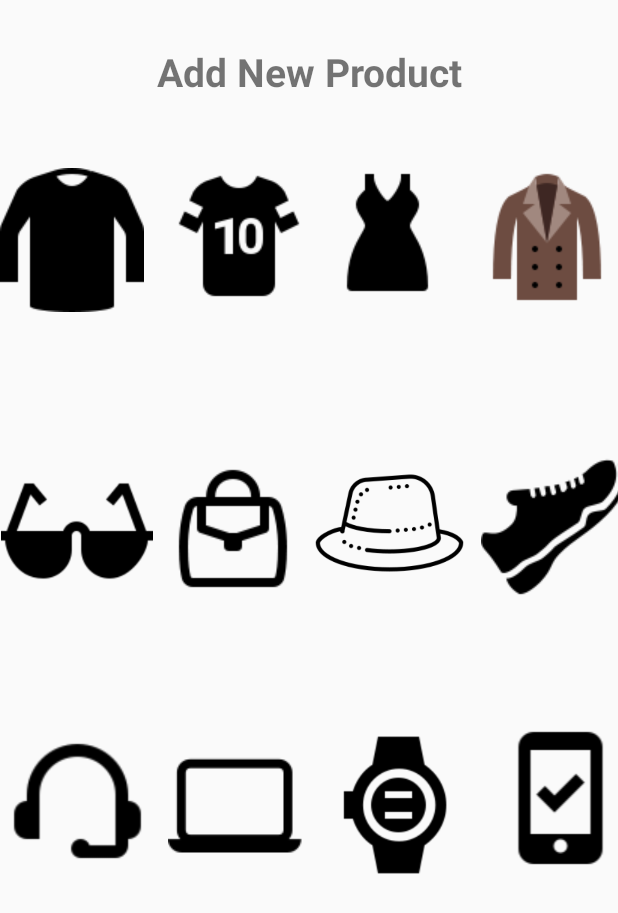
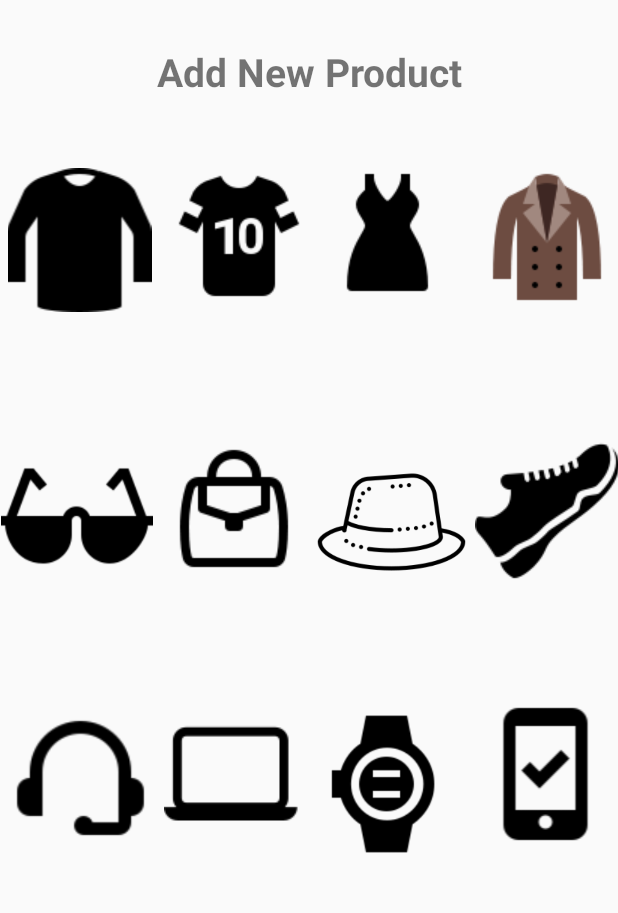
Before and after one commit to WadaMelown/EcommDotCom, an Android app: the layout activity_item_catalogue.xml on its own in the app's theme, with its tools: preview values and no code run, on a phone screen of 412 x 824 dp. Shown: the top 913 px of the screen. Run offline under Robolectric (Android 15) with nearby library versions, the phone set to English and light mode, and no system bars.

Commit message:
fixed issues with layouts and re added 1

```diff
--- a/app/build.gradle
+++ b/app/build.gradle
@@ -30,11 +30,11 @@ dependencies {
     implementation 'androidx.cardview:cardview:1.0.0'
     implementation 'androidx.recyclerview:recyclerview:1.0.0'
 
-   //MapBox API/Dependencies
+    //MapBox API/Dependencies
     implementation 'com.mapbox.mapboxsdk:mapbox-android-sdk:6.0.1'
     implementation 'com.mapbox.mapboxsdk:mapbox-android-plugin-locationlayer:0.5.0'
     implementation 'com.mapbox.mapboxsdk:mapbox-android-navigation:0.13.0'
-    implementation('com.mapbox.mapboxsdk:mapbox-android-navigation-ui:0.13.0'){
+    implementation('com.mapbox.mapboxsdk:mapbox-android-navigation-ui:0.13.0') {
         transitive = true
     }
     testImplementation 'junit:junit:4.12'
--- a/app/src/main/AndroidManifest.xml
+++ b/app/src/main/AndroidManifest.xml
@@ -11,7 +11,8 @@
         android:roundIcon="@mipmap/ic_launcher_round"
         android:supportsRtl="true"
         android:theme="@style/AppTheme">
-        <activity android:name=".MapActivity"></activity>
+        <activity android:name=".ItemCatalogue"></activity>
+        <activity android:name=".MapActivity" />
         <activity android:name=".ActiveAdminCategory" />
         <activity android:name=".ItemCategory" />
         <activity android:name=".HomeActivity" />
--- a/app/src/main/res/layout/activity_Items_catalogue.xml
+++ b/app/src/main/res/layout/activity_item_catalogue.xml
@@ -4,7 +4,7 @@
     xmlns:tools="http://schemas.android.com/tools"
     android:layout_width="match_parent"
     android:layout_height="match_parent"
-    tools:context=".ItemCategory">
+    tools:context=".ItemCatalogue">
 
     <TextView
         android:id="@+id/categories"
@@ -31,7 +31,7 @@
 
     <ImageView
         android:id="@+id/t_shirt"
-        android:layout_width="wrap_content"
+        android:layout_width="106dp"
         android:layout_height="wrap_content"
         android:layout_alignParentStart="true"
         android:layout_alignParentTop="true"
@@ -89,7 +89,7 @@
         android:layout_alignParentStart="true"
         android:layout_alignParentTop="true"
         android:layout_marginStart="-4dp"
-        android:layout_marginTop="303dp"
+        android:layout_marginTop="293dp"
         android:src="@drawable/glasses" />
 
     <ImageView
@@ -99,10 +99,9 @@
         android:layout_alignParentStart="true"
         android:layout_alignParentTop="true"
         android:layout_centerVertical="true"
-        android:layout_marginStart="107dp"
-        android:layout_marginTop="307dp"
+        android:layout_marginStart="108dp"
+        android:layout_marginTop="294dp"
         android:src="@drawable/purses_bags" />
-
 
     <ImageView
         android:id="@+id/hats"
@@ -111,8 +110,8 @@
         android:layout_alignParentStart="true"
         android:layout_alignParentTop="true"
         android:layout_centerVertical="true"
-        android:layout_marginStart="204dp"
-        android:layout_marginTop="294dp"
+        android:layout_marginStart="205dp"
+        android:layout_marginTop="293dp"
         android:src="@drawable/hats" />
 
     <ImageView
@@ -123,9 +122,9 @@
         android:layout_alignParentTop="true"
         android:layout_alignParentEnd="true"
         android:layout_centerVertical="true"
-        android:layout_marginStart="320dp"
-        android:layout_marginTop="304dp"
-        android:layout_marginEnd="-5dp"
+        android:layout_marginStart="316dp"
+        android:layout_marginTop="293dp"
+        android:layout_marginEnd="-1dp"
         android:src="@drawable/shoess" />
 
     <LinearLayout
@@ -144,8 +143,8 @@
         android:layout_height="101dp"
         android:layout_alignParentStart="true"
         android:layout_alignParentTop="true"
-        android:layout_marginStart="-3dp"
-        android:layout_marginTop="483dp"
+        android:layout_marginStart="-1dp"
+        android:layout_marginTop="468dp"
         android:src="@drawable/headphoness" />
 
     <ImageView
@@ -154,8 +153,8 @@
         android:layout_height="wrap_content"
         android:layout_alignParentStart="true"
         android:layout_alignParentTop="true"
-        android:layout_marginStart="112dp"
-        android:layout_marginTop="491dp"
+        android:layout_marginStart="109dp"
+        android:layout_marginTop="470dp"
         android:src="@drawable/laptops" />
 
     <ImageView
@@ -164,8 +163,8 @@
         android:layout_height="109dp"
         android:layout_alignParentStart="true"
         android:layout_alignParentTop="true"
-        android:layout_marginStart="210dp"
-        android:layout_marginTop="482dp"
+        android:layout_marginStart="202dp"
+        android:layout_marginTop="468dp"
         android:src="@drawable/watches" />
 
     <ImageView
@@ -175,8 +174,8 @@
         android:layout_alignParentStart="true"
         android:layout_alignParentTop="true"
         android:layout_alignParentEnd="true"
-        android:layout_marginStart="325dp"
-        android:layout_marginTop="484dp"
-        android:layout_marginEnd="-10dp"
+        android:layout_marginStart="315dp"
+        android:layout_marginTop="468dp"
+        android:layout_marginEnd="0dp"
         android:src="@drawable/mobiles" />
 </RelativeLayout>
```
Also changed, not shown: app/src/main/java/com/example/EcommerceShop/ItemCatalogue.java (renamed from app/src/main/java/com/example/EcommerceShop/ItemCategory.java, +14 -14 lines), app/src/main/res/layout/activity_main.xml (+18 -15 lines).
